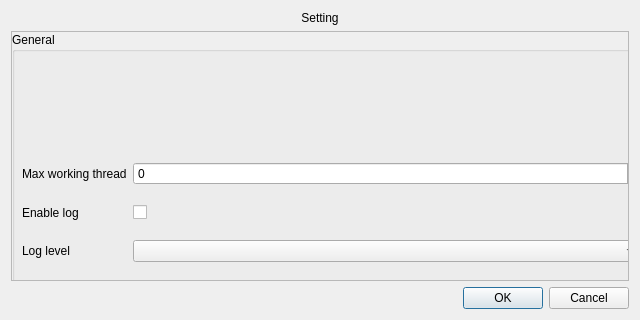
Old version of the form karin_settingdialog.ui in the repository glKarin/file_transfer.
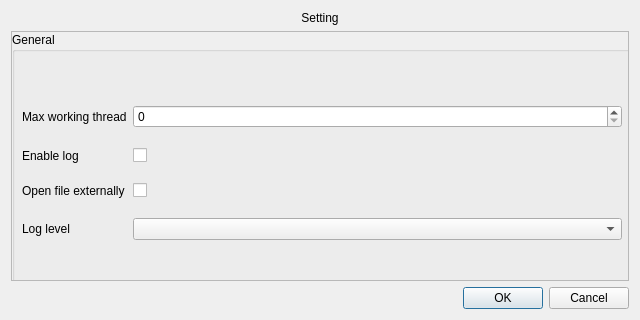
New version of the form.

What changed in the file:
```diff
--- a/karin_settingdialog.ui
+++ b/karin_settingdialog.ui
@@ -37,8 +37,8 @@
        <rect>
         <x>0</x>
         <y>0</y>
-        <width>640</width>
-        <height>320</height>
+        <width>620</width>
+        <height>253</height>
        </rect>
       </property>
       <widget class="QWidget" name="verticalLayoutWidget">
@@ -61,8 +61,8 @@
             <rect>
              <x>0</x>
              <y>20</y>
-             <width>640</width>
-             <height>320</height>
+             <width>620</width>
+             <height>240</height>
             </rect>
            </property>
            <layout class="QFormLayout" name="form_layout">
@@ -105,16 +105,30 @@
               </property>
              </widget>
             </item>
-            <item row="2" column="0">
+            <item row="3" column="0">
              <widget class="QLabel" name="log_level_label">
               <property name="text">
                <string>Log level</string>
               </property>
              </widget>
             </item>
-            <item row="2" column="1">
+            <item row="3" column="1">
              <widget class="QComboBox" name="log_level"/>
             </item>
+            <item row="2" column="0">
+             <widget class="QLabel" name="open_path_externally_lebel">
+              <property name="text">
+               <string>Open file externally</string>
+              </property>
+             </widget>
+            </item>
+            <item row="2" column="1">
+             <widget class="QCheckBox" name="open_path_externally_checkbox">
+              <property name="text">
+               <string/>
+              </property>
+             </widget>
+            </item>
            </layout>
           </widget>
          </widget>
```
